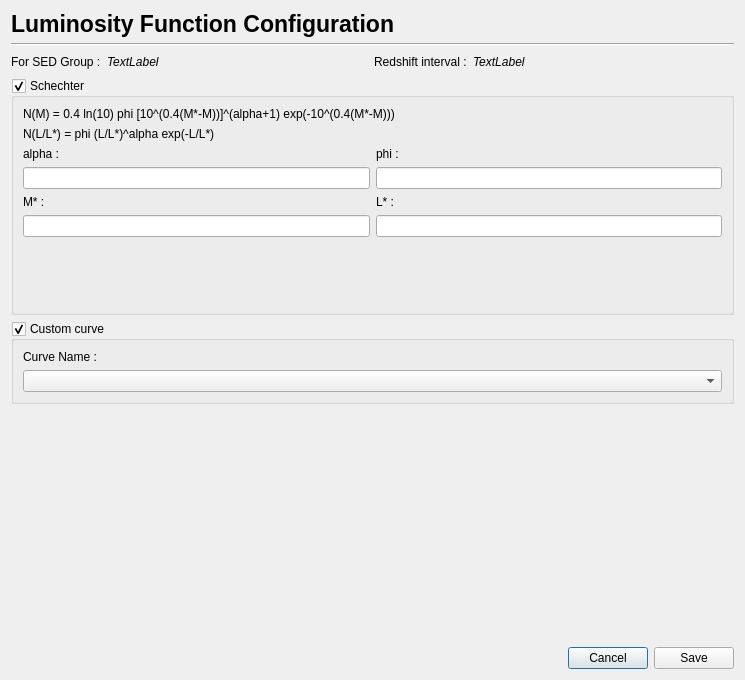
Before: the Qt Designer form PhzQtUI/auxdir/PhzQtUI/DialogLuminosityFunction.ui in astrorama/Phosphoros, drawn with Qt 5.
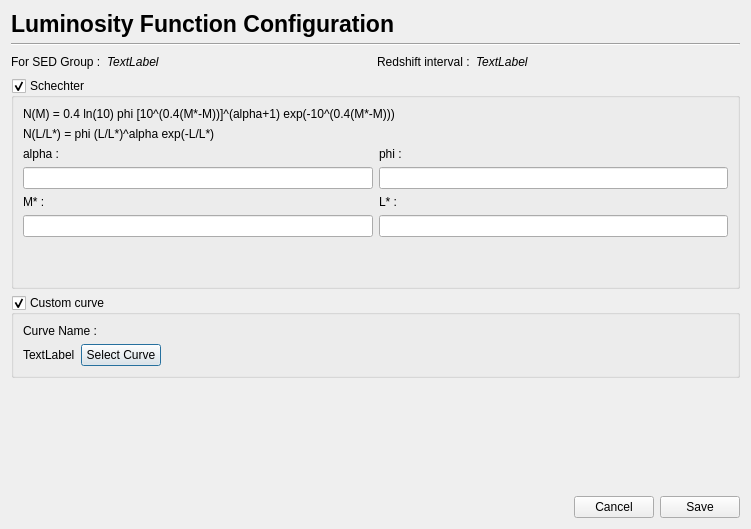
After: the same form once the commit is applied.

Commit message: UI for the Luminosity prior

The edit to the form file:
```diff
--- a/PhzQtUI/auxdir/PhzQtUI/DialogLuminosityFunction.ui
+++ b/PhzQtUI/auxdir/PhzQtUI/DialogLuminosityFunction.ui
@@ -6,8 +6,8 @@
    <rect>
     <x>0</x>
     <y>0</y>
-    <width>745</width>
-    <height>680</height>
+    <width>751</width>
+    <height>529</height>
    </rect>
   </property>
   <property name="windowTitle">
@@ -244,7 +244,35 @@
        </widget>
       </item>
       <item>
-       <widget class="QComboBox" name="cb_curves"/>
+       <layout class="QHBoxLayout" name="horizontalLayout_5">
+        <item>
+         <widget class="QLabel" name="lb_curve">
+          <property name="text">
+           <string>TextLabel</string>
+          </property>
+         </widget>
+        </item>
+        <item>
+         <widget class="QPushButton" name="btn_curve">
+          <property name="text">
+           <string>Select Curve</string>
+          </property>
+         </widget>
+        </item>
+        <item>
+         <spacer name="horizontalSpacer_5">
+          <property name="orientation">
+           <enum>Qt::Horizontal</enum>
+          </property>
+          <property name="sizeHint" stdset="0">
+           <size>
+            <width>40</width>
+            <height>20</height>
+           </size>
+          </property>
+         </spacer>
+        </item>
+       </layout>
       </item>
      </layout>
     </widget>
```
The commit also changes 30 other files.
